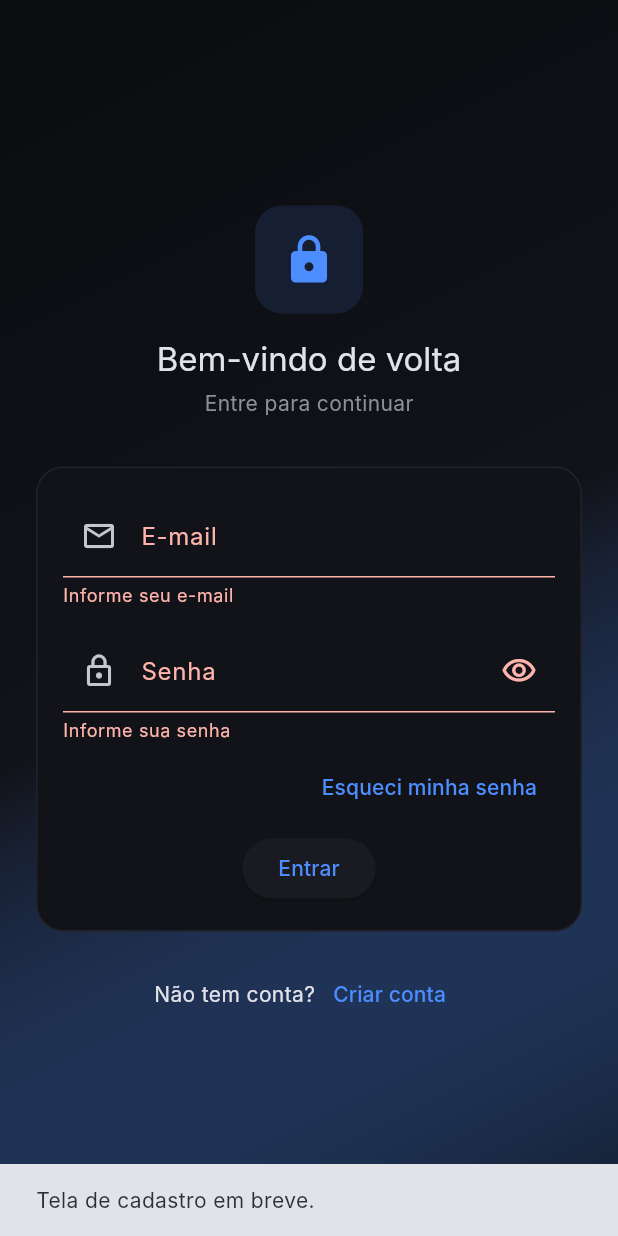
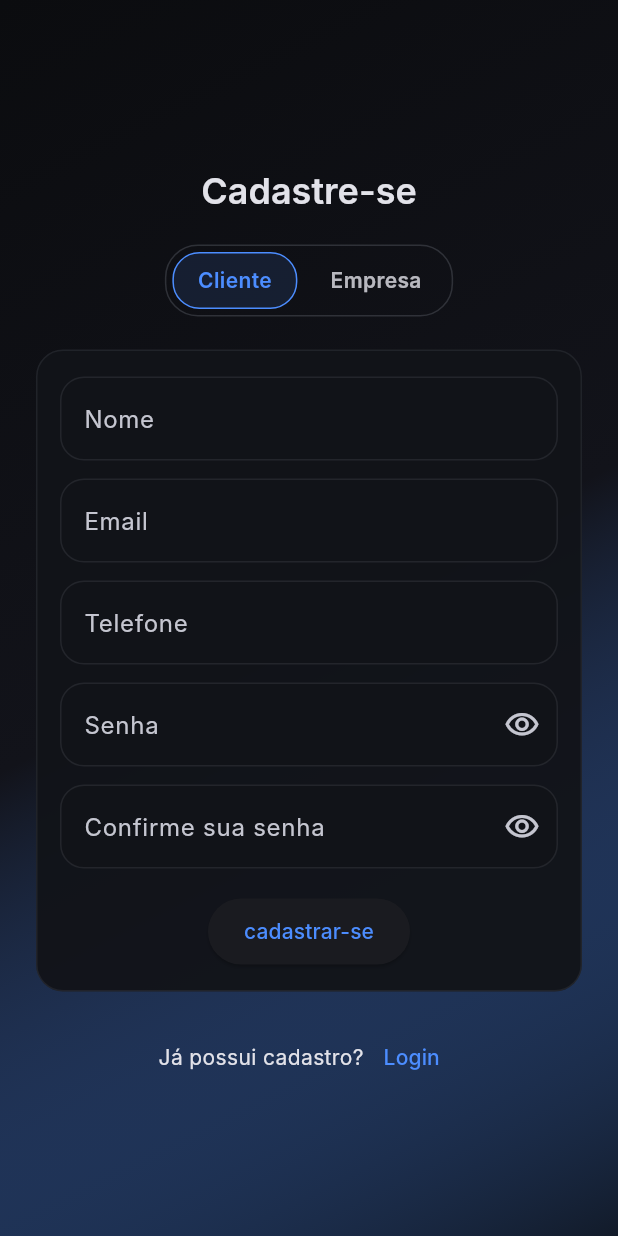
Before and after one commit to otaviocarva7ho/agendai, a Flutter app: the screen it shows after launch, after a tap on "Entrar", after a tap on "Criar conta", on a phone screen of 412 x 824 dp. Run offline on Flutter 3.47's test engine with Material 3 defaults, Android fonts, the phone set to English and light mode, and no system bars; Roboto replaces fonts that are missing (Inter).

Commit message:
register page

```diff
--- a/lib/presentation/pages/login.dart
+++ b/lib/presentation/pages/login.dart
@@ -1,6 +1,8 @@
 import 'dart:async';
 import 'package:flutter/material.dart';
 import 'password.dart';
+import 'register.dart';
+
 
 class LoginPage extends StatefulWidget {
   const LoginPage({super.key});
@@ -257,9 +259,9 @@ class _LoginPageState extends State<LoginPage> with TickerProviderStateMixin {
                                   style: Theme.of(context).textTheme.bodyMedium),
                               TextButton(
                                 onPressed: () {
-                                  ScaffoldMessenger.of(context).showSnackBar(
-                                    const SnackBar(
-                                        content: Text('Tela de cadastro em breve.')),
+                                  Navigator.push(
+                                    context,
+                                    MaterialPageRoute(builder: (_) => const CadastroPage()),
                                   );
                                 },
                                 child: const Text('Criar conta'),
--- /dev/null
+++ b/lib/presentation/pages/register.dart
@@ -0,0 +1,428 @@
+import 'package:flutter/material.dart';
+import 'package:flutter/services.dart';
+
+enum AccountType { cliente, empresa }
+
+class CadastroPage extends StatefulWidget {
+  const CadastroPage({super.key});
+
+  @override
+  State<CadastroPage> createState() => _CadastroPageState();
+}
+
+class _CadastroPageState extends State<CadastroPage> {
+  final _formKey = GlobalKey<FormState>();
+  AccountType _type = AccountType.cliente;
+
+  // controllers comuns
+  final _nomeCtrl = TextEditingController();
+  final _emailCtrl = TextEditingController();
+  final _telCtrl = TextEditingController();
+  final _senhaCtrl = TextEditingController();
+  final _confirmCtrl = TextEditingController();
+
+  // só empresa
+  final _cnpjCtrl = TextEditingController();
+
+  bool _obscure1 = true;
+  bool _obscure2 = true;
+  bool _loading = false;
+
+  @override
+  void dispose() {
+    _nomeCtrl.dispose();
+    _emailCtrl.dispose();
+    _telCtrl.dispose();
+    _senhaCtrl.dispose();
+    _confirmCtrl.dispose();
+    _cnpjCtrl.dispose();
+    super.dispose();
+  }
+
+  String? _validaNome(String? v) {
+    if (v == null || v.trim().isEmpty) return 'Informe o nome';
+    if (v.trim().length < 3) return 'Muito curto';
+    return null;
+  }
+
+  String? _validaEmail(String? v) {
+    if (v == null || v.trim().isEmpty) return 'Informe o e-mail';
+    final ok = RegExp(r'^[\w\.\-]+@[\w\.\-]+\.\w+$').hasMatch(v.trim());
+    if (!ok) return 'E-mail inválido';
+    return null;
+  }
+
+  String? _validaTelefone(String? v) {
+    if (v == null || v.trim().isEmpty) return 'Informe o telefone';
+    final digits = v.replaceAll(RegExp(r'\D'), '');
+    if (digits.length < 10) return 'Telefone incompleto';
+    return null;
+  }
+
+  String? _validaCnpj(String? v) {
+    if (_type == AccountType.empresa) {
+      if (v == null || v.trim().isEmpty) return 'Informe o CNPJ';
+      final digits = v.replaceAll(RegExp(r'\D'), '');
+      if (digits.length != 14) return 'CNPJ deve ter 14 dígitos';
+    }
+    return null;
+  }
+
+  String? _validaSenha(String? v) {
+    if (v == null || v.isEmpty) return 'Informe a senha';
+    if (v.length < 6) return 'Mínimo de 6 caracteres';
+    return null;
+  }
+
+  String? _validaConfirmacao(String? v) {
+    if (v == null || v.isEmpty) return 'Confirme a senha';
+    if (v != _senhaCtrl.text) return 'As senhas não coincidem';
+    return null;
+  }
+
+  Future<void> _submit() async {
+    FocusScope.of(context).unfocus();
+    final ok = _formKey.currentState?.validate() ?? false;
+    if (!ok) return;
+
+    setState(() => _loading = true);
+    await Future<void>.delayed(const Duration(seconds: 1));
+
+    if (!mounted) return;
+    setState(() => _loading = false);
+
+    ScaffoldMessenger.of(context).showSnackBar(
+      SnackBar(
+        content: Text(
+          _type == AccountType.cliente
+              ? 'Cliente cadastrado com sucesso!'
+              : 'Empresa cadastrada com sucesso!',
+        ),
+      ),
+    );
+
+    // volta para o login
+    Navigator.pop(context);
+  }
+
+  @override
+  Widget build(BuildContext context) {
+    final cs = Theme.of(context).colorScheme;
+
+    InputDecoration deco({
+      required String label,
+      String? hint,
+      Widget? prefixIcon,
+      Widget? suffixIcon,
+    }) {
+      return InputDecoration(
+        labelText: label,
+        hintText: hint,
+        prefixIcon: prefixIcon,
+        suffixIcon: suffixIcon,
+        filled: true,
+        fillColor: Theme.of(context).colorScheme.surface,
+        border: OutlineInputBorder(
+          borderRadius: BorderRadius.circular(16),
+        ),
+        enabledBorder: OutlineInputBorder(
+          borderRadius: BorderRadius.circular(16),
+          borderSide: BorderSide(color: cs.outlineVariant.withOpacity(.35)),
+        ),
+      );
+    }
+
+    return Scaffold(
+      body: Stack(
+        fit: StackFit.expand,
+        children: [
+          DecoratedBox(
+            decoration: BoxDecoration(
+              gradient: LinearGradient(
+                colors: [
+                  const Color(0xFF0B0C0F),
+                  const Color(0xFF12131A),
+                  cs.primary.withOpacity(.08),
+                ],
+                begin: Alignment.topLeft,
+                end: Alignment.bottomRight,
+              ),
+            ),
+          ),
+          SafeArea(
+            child: Center(
+              child: ConstrainedBox(
+                constraints: const BoxConstraints(maxWidth: 420),
+                child: SingleChildScrollView(
+                  padding: const EdgeInsets.fromLTRB(20, 32, 20, 24),
+                  child: Column(
+                    crossAxisAlignment: CrossAxisAlignment.stretch,
+                    children: [
+                      const SizedBox(height: 8),
+                      Text(
+                        'Cadastre-se',
+                        textAlign: TextAlign.center,
+                        style: Theme.of(context)
+                            .textTheme
+                            .headlineSmall
+                            ?.copyWith(fontWeight: FontWeight.w600),
+                      ),
+                      const SizedBox(height: 20),
+
+                      // Seletor Cliente / Empresa
+                      Align(
+                        alignment: Alignment.center,
+                        child: Container(
+                          padding: const EdgeInsets.all(4),
+                          decoration: BoxDecoration(
+                            border: Border.all(color: cs.outlineVariant.withOpacity(.6)),
+                            borderRadius: BorderRadius.circular(22),
+                          ),
+                          child: Row(
+                            mainAxisSize: MainAxisSize.min,
+                            children: [
+                              _ChipTab(
+                                label: 'Cliente',
+                                selected: _type == AccountType.cliente,
+                                onTap: () => setState(() => _type = AccountType.cliente),
+                              ),
+                              const SizedBox(width: 6),
+                              _ChipTab(
+                                label: 'Empresa',
+                                selected: _type == AccountType.empresa,
+                                onTap: () => setState(() => _type = AccountType.empresa),
+                              ),
+                            ],
+                          ),
+                        ),
+                      ),
+                      const SizedBox(height: 18),
+
+                      // Card com o formulário
+                      Card(
+                        color: Theme.of(context).colorScheme.surface.withOpacity(.95),
+                        elevation: 0,
+                        shape: RoundedRectangleBorder(
+                          borderRadius: BorderRadius.circular(18),
+                          side: BorderSide(color: cs.outlineVariant.withOpacity(.3)),
+                        ),
+                        child: Padding(
+                          padding: const EdgeInsets.fromLTRB(16, 18, 16, 16),
+                          child: Form(
+                            key: _formKey,
+                            child: Column(
+                              children: [
+                                // Campos que mudam por tipo
+                                if (_type == AccountType.cliente) ...[
+                                  TextFormField(
+                                    controller: _nomeCtrl,
+                                    textInputAction: TextInputAction.next,
+                                    validator: _validaNome,
+                                    decoration: deco(
+                                      label: 'Nome',
+                                      hint: 'Seu nome completo',
+                                    ),
+                                  ),
+                                  const SizedBox(height: 12),
+                                  TextFormField(
+                                    controller: _emailCtrl,
+                                    keyboardType: TextInputType.emailAddress,
+                                    textInputAction: TextInputAction.next,
+                                    validator: _validaEmail,
+                                    decoration: deco(
+                                      label: 'Email',
+                                      hint: 'seumelhoremail@gmail.com',
+                                    ),
+                                  ),
+                                  const SizedBox(height: 12),
+                                  TextFormField(
+                                    controller: _telCtrl,
+                                    keyboardType: TextInputType.phone,
+                                    textInputAction: TextInputAction.next,
+                                    inputFormatters: [FilteringTextInputFormatter.allow(RegExp(r'[\d\s\-\(\)]'))],
+                                    validator: _validaTelefone,
+                                    decoration: deco(
+                                      label: 'Telefone',
+                                      hint: '99 99999-9999',
+                                    ),
+                                  ),
+                                ] else ...[
+                                  TextFormField(
+                                    controller: _nomeCtrl,
+                                    textInputAction: TextInputAction.next,
+                                    validator: _validaNome,
+                                    decoration: deco(
+                                      label: 'Nome Empresa',
+                                      hint: 'Nome da empresa',
+                                    ),
+                                  ),
+                                  const SizedBox(height: 12),
+                                  TextFormField(
+                                    controller: _emailCtrl,
+                                    keyboardType: TextInputType.emailAddress,
+                                    textInputAction: TextInputAction.next,
+                                    validator: _validaEmail,
+                                    decoration: deco(
+                                      label: 'Email Corporativo',
+                                      hint: 'seumelhoremail@gmail.com',
+                                    ),
+                                  ),
+                                  const SizedBox(height: 12),
+                                  TextFormField(
+                                    controller: _telCtrl,
+                                    keyboardType: TextInputType.phone,
+                                    textInputAction: TextInputAction.next,
+                                    inputFormatters: [FilteringTextInputFormatter.allow(RegExp(r'[\d\s\-\(\)]'))],
+                                    validator: _validaTelefone,
+                                    decoration: deco(
+                                      label: 'Telefone',
+                                      hint: '99 99999-9999',
+                                    ),
+                                  ),
+                                  const SizedBox(height: 12),
+                                  TextFormField(
+                                    controller: _cnpjCtrl,
+                                    keyboardType: TextInputType.number,
+                                    textInputAction: TextInputAction.next,
+                                    inputFormatters: [FilteringTextInputFormatter.digitsOnly],
+                                    validator: _validaCnpj,
+                                    decoration: deco(
+                                      label: 'CNPJ',
+                                      hint: 'XX. XXX. XXX/0001-XX',
+                                    ),
+                                  ),
+                                ],
+                                const SizedBox(height: 12),
+                                TextFormField(
+                                  controller: _senhaCtrl,
+                                  obscureText: _obscure1,
+                                  textInputAction: TextInputAction.next,
+                                  validator: _validaSenha,
+                                  decoration: deco(
+                                    label: 'Senha',
+                                    suffixIcon: IconButton(
+                                      onPressed: () => setState(() => _obscure1 = !_obscure1),
+                                      icon: Icon(_obscure1
+                                          ? Icons.visibility_outlined
+                                          : Icons.visibility_off_outlined),
+                                    ),
+                                  ),
+                                ),
+                                const SizedBox(height: 12),
+                                TextFormField(
+                                  controller: _confirmCtrl,
+                                  obscureText: _obscure2,
+                                  validator: _validaConfirmacao,
+                                  decoration: deco(
+                                    label: 'Confirme sua senha',
+                                    suffixIcon: IconButton(
+                                      onPressed: () => setState(() => _obscure2 = !_obscure2),
+                                      icon: Icon(_obscure2
+                                          ? Icons.visibility_outlined
+                                          : Icons.visibility_off_outlined),
+                                    ),
+                                  ),
+                                ),
+                                const SizedBox(height: 18),
+                                SizedBox(
+                                  width: double.infinity,
+                                  child: AnimatedSwitcher(
+                                    duration: const Duration(milliseconds: 200),
+                                    child: _loading
+                                        ? ElevatedButton.icon(
+                                            key: const ValueKey('loading'),
+                                            onPressed: null,
+                                            icon: const SizedBox(
+                                              width: 18,
+                                              height: 18,
+                                              child: CircularProgressIndicator(strokeWidth: 2),
+                                            ),
+                                            label: const Text('Cadastrando...'),
+                                          )
+                                        : ElevatedButton(
+                                            key: const ValueKey('ready'),
+                                            onPressed: _submit,
+                                            style: ElevatedButton.styleFrom(
+                                              shape: RoundedRectangleBorder(
+                                                borderRadius: BorderRadius.circular(22),
+                                              ),
+                                            ),
+                                            child: const Padding(
+                                              padding: EdgeInsets.symmetric(vertical: 12),
+                                              child: Text('cadastrar-se'),
+                                            ),
+                                          ),
+                                  ),
+                                ),
+                              ],
+                            ),
+                          ),
+                        ),
+                      ),
+                      const SizedBox(height: 16),
+
+                      // Rodapé: voltar ao login
+                      Row(
+                        mainAxisAlignment: MainAxisAlignment.center,
+                        children: [
+                          Text(
+                            'Já possui cadastro?',
+                            style: Theme.of(context).textTheme.bodyMedium,
+                          ),
+                          TextButton(
+                            onPressed: () => Navigator.pop(context),
+                            child: const Text('Login'),
+                          ),
+                        ],
+                      ),
+                    ],
+                  ),
+                ),
+              ),
+            ),
+          ),
+        ],
+      ),
+    );
+  }
+}
+
+/// Abinha arredondada (Cliente/Empresa)
+class _ChipTab extends StatelessWidget {
+  const _ChipTab({
+    required this.label,
+    required this.selected,
+    required this.onTap,
+  });
+
+  final String label;
+  final bool selected;
+  final VoidCallback onTap;
+
+  @override
+  Widget build(BuildContext context) {
+    final cs = Theme.of(context).colorScheme;
+    return InkWell(
+      borderRadius: BorderRadius.circular(18),
+      onTap: onTap,
+      child: Container(
+        padding: const EdgeInsets.symmetric(vertical: 8, horizontal: 16),
+        decoration: BoxDecoration(
+          color: selected ? cs.primary.withOpacity(.12) : Colors.transparent,
+          borderRadius: BorderRadius.circular(18),
+          border: Border.all(
+            color: selected ? cs.primary : Colors.transparent,
+            width: selected ? 1 : 0,
+          ),
+        ),
+        child: Text(
+          label,
+          style: TextStyle(
+            color: selected ? cs.primary : cs.onSurface.withOpacity(.8),
+            fontWeight: FontWeight.w600,
+          ),
+        ),
+      ),
+    );
+  }
+}
```
